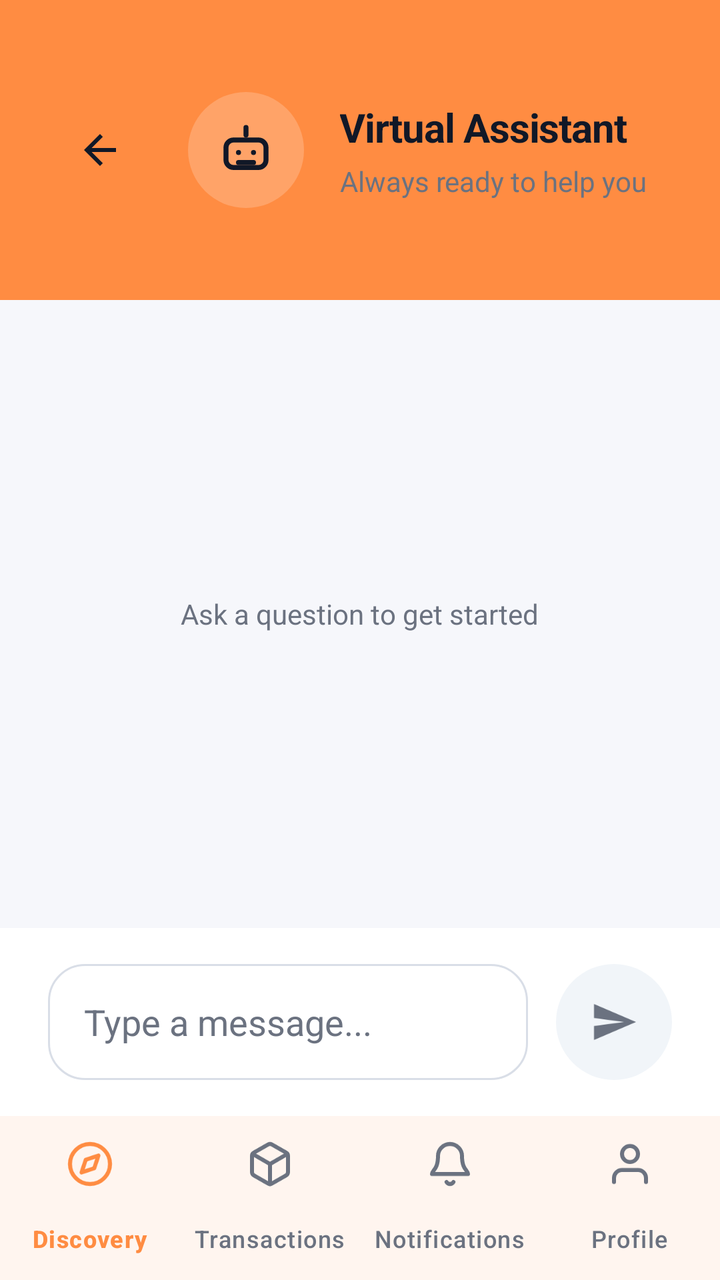
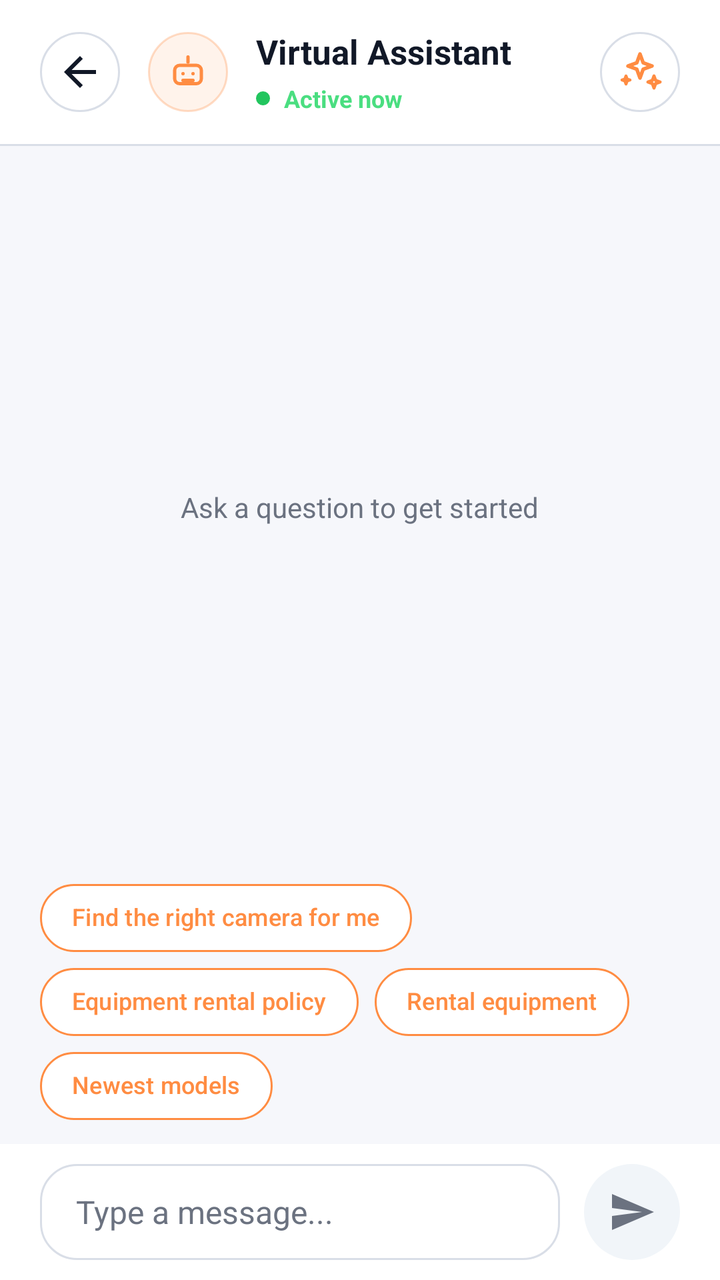

Screens rendered from an Android XML layout before and after an edit, with the pre-edit source and the edit as a unified diff.
<!-- AndroidManifest.xml: application theme Theme.My_Mobile_App -->
<!-- res/layout/activity_chatbot.xml -->
<?xml version="1.0" encoding="utf-8"?>
<LinearLayout xmlns:android="http://schemas.android.com/apk/res/android"
    xmlns:app="http://schemas.android.com/apk/res-auto"
    android:layout_width="match_parent"
    android:layout_height="match_parent"
    android:background="@color/bg_dark_secondary"
    android:orientation="vertical">

    <LinearLayout
        android:layout_width="match_parent"
        android:layout_height="150dp"
        android:background="@color/orange"
        android:gravity="center_vertical"
        android:orientation="horizontal"
        android:paddingHorizontal="24dp">

        <ImageButton
            android:id="@+id/btn_back"
            android:layout_width="52dp"
            android:layout_height="52dp"
            android:background="?attr/selectableItemBackgroundBorderless"
            android:contentDescription="@string/action_back"
            android:padding="10dp"
            android:src="@drawable/ic_arrow_back"
            app:tint="@color/text_primary" />

        <FrameLayout
            android:layout_width="58dp"
            android:layout_height="58dp"
            android:layout_marginStart="18dp"
            android:background="@drawable/bg_orange_circle_soft">

            <ImageView
                android:layout_width="30dp"
                android:layout_height="30dp"
                android:layout_gravity="center"
                android:src="@drawable/ic_robot"
                app:tint="@color/text_primary" />
        </FrameLayout>

        <LinearLayout
            android:layout_width="0dp"
            android:layout_height="wrap_content"
            android:layout_marginStart="18dp"
            android:layout_weight="1"
            android:orientation="vertical">

            <TextView
                style="@style/Text.Heading"
                android:layout_width="match_parent"
                android:layout_height="wrap_content"
                android:text="@string/chatbot_title" />

            <TextView
                style="@style/Text.Muted"
                android:layout_width="match_parent"
                android:layout_height="wrap_content"
                android:layout_marginTop="4dp"
                android:text="@string/chatbot_subtitle" />
        </LinearLayout>
    </LinearLayout>

    <FrameLayout
        android:layout_width="match_parent"
        android:layout_height="0dp"
        android:layout_weight="1">

        <androidx.recyclerview.widget.RecyclerView
            android:id="@+id/rv_messages"
            android:layout_width="match_parent"
            android:layout_height="match_parent"
            android:clipToPadding="false"
            android:paddingTop="20dp"
            android:paddingBottom="24dp" />

        <TextView
            android:id="@+id/txt_empty"
            style="@style/Text.Muted"
            android:layout_width="wrap_content"
            android:layout_height="wrap_content"
            android:layout_gravity="center"
            android:text="@string/chatbot_empty" />
    </FrameLayout>

    <LinearLayout
        android:layout_width="match_parent"
        android:layout_height="94dp"
        android:background="@color/surface_dark"
        android:gravity="center_vertical"
        android:orientation="horizontal"
        android:paddingHorizontal="24dp">

        <EditText
            android:id="@+id/input_message"
            android:layout_width="0dp"
            android:layout_height="58dp"
            android:layout_weight="1"
            android:background="@drawable/bg_chat_input"
            android:hint="@string/chatbot_input_hint"
            android:imeOptions="actionSend"
            android:inputType="textMultiLine|textCapSentences"
            android:maxLines="4"
            android:paddingHorizontal="18dp"
            android:textColor="@color/text_primary"
            android:textColorHint="@color/nav_inactive"
            android:textSize="18sp" />

        <ImageButton
            android:id="@+id/btn_send"
            android:layout_width="58dp"
            android:layout_height="58dp"
            android:layout_marginStart="14dp"
            android:background="@drawable/bg_send_circle"
            android:contentDescription="@string/chatbot_send"
            android:padding="15dp"
            android:src="@drawable/ic_send"
            app:tint="@color/nav_inactive" />
    </LinearLayout>

    <com.google.android.material.bottomnavigation.BottomNavigationView
        android:id="@+id/bottomNav"
        android:layout_width="match_parent"
        android:layout_height="@dimen/bottom_nav_height"
        android:background="@color/bg_dark_primary"
        app:itemIconTint="@color/bottom_nav_item"
        app:itemRippleColor="@android:color/transparent"
        app:itemTextColor="@color/bottom_nav_item"
        app:labelVisibilityMode="labeled"
        app:menu="@menu/bottom_nav_menu" />
</LinearLayout>
<!-- resources referenced by this layout -->
<resources>
  <color name="bg_dark_primary">#FFFFFFFF</color>
  <color name="bg_dark_secondary">#FFF6F7FB</color>
  <color name="nav_inactive">#FF6B7280</color>
  <color name="orange">#FFFF8C42</color>
  <color name="surface_dark">#FFFFFFFF</color>
  <color name="text_primary">#FF111827</color>
  <dimen name="bottom_nav_height">82dp</dimen>
  <!-- drawable bg_orange_circle_soft (drawable) -->
  <?xml version="1.0" encoding="utf-8"?>
  <shape xmlns:android="http://schemas.android.com/apk/res/android"
      android:shape="oval">
      <solid android:color="#33FFFFFF" />
  </shape>
  <string name="action_back">Back</string>
  <string name="chatbot_empty">Ask a question to get started</string>
  <string name="chatbot_input_hint">Type a message...</string>
  <string name="chatbot_send">Send</string>
  <string name="chatbot_subtitle">Always ready to help you</string>
  <string name="chatbot_title">Virtual Assistant</string>
  <style name="Text.Heading" parent="">
          <item name="android:textSize">@dimen/text_heading</item>
          <item name="android:textColor">@color/text_primary</item>
          <item name="android:textStyle">bold</item>
          <item name="android:letterSpacing">-0.02</item>
      </style>
  <style name="Text.Muted" parent="">
          <item name="android:textSize">@dimen/text_body</item>
          <item name="android:textColor">@color/text_muted</item>
      </style>
  <style name="Theme.My_Mobile_App" parent="Base.Theme.My_Mobile_App" />
  <color name="border_dark">#FFD9DEE7</color>
  <color name="surface_icon">#FFF1F5F9</color>
  <color name="black">#FF000000</color>
  <dimen name="text_heading">20sp</dimen>
  <dimen name="text_body">14sp</dimen>
  <color name="text_muted">#FF6B7280</color>
  <color name="orange_dark">#FFE0732E</color>
  <color name="ms_surface">#FFFFFFFF</color>
  <color name="ms_bg">#FFF6F7FB</color>
  <!-- unchanged entries left out for length: 6 -->
</resources>

<!-- the commit's change to res/layout/activity_chatbot.xml (unified diff, before → after) -->
@@ -8,57 +8,89 @@
 
     <LinearLayout
         android:layout_width="match_parent"
-        android:layout_height="150dp"
-        android:background="@color/orange"
+        android:layout_height="72dp"
+        android:background="@color/bg_dark_primary"
         android:gravity="center_vertical"
         android:orientation="horizontal"
-        android:paddingHorizontal="24dp">
+        android:paddingHorizontal="20dp">
 
         <ImageButton
             android:id="@+id/btn_back"
-            android:layout_width="52dp"
-            android:layout_height="52dp"
-            android:background="?attr/selectableItemBackgroundBorderless"
+            android:layout_width="40dp"
+            android:layout_height="40dp"
+            android:background="@drawable/bg_chat_header_button"
             android:contentDescription="@string/action_back"
-            android:padding="10dp"
+            android:padding="11dp"
             android:src="@drawable/ic_arrow_back"
             app:tint="@color/text_primary" />
 
         <FrameLayout
-            android:layout_width="58dp"
-            android:layout_height="58dp"
-            android:layout_marginStart="18dp"
-            android:background="@drawable/bg_orange_circle_soft">
+            android:layout_width="40dp"
+            android:layout_height="40dp"
+            android:layout_marginStart="14dp"
+            android:background="@drawable/bg_chatbot_icon_circle">
 
             <ImageView
-                android:layout_width="30dp"
-                android:layout_height="30dp"
+                android:layout_width="20dp"
+                android:layout_height="20dp"
                 android:layout_gravity="center"
                 android:src="@drawable/ic_robot"
-                app:tint="@color/text_primary" />
+                app:tint="@color/orange" />
         </FrameLayout>
 
         <LinearLayout
             android:layout_width="0dp"
             android:layout_height="wrap_content"
-            android:layout_marginStart="18dp"
+            android:layout_marginStart="14dp"
             android:layout_weight="1"
             android:orientation="vertical">
 
             <TextView
-                style="@style/Text.Heading"
                 android:layout_width="match_parent"
                 android:layout_height="wrap_content"
-                android:text="@string/chatbot_title" />
-
-            <TextView
-                style="@style/Text.Muted"
+                android:text="@string/chatbot_title"
+                android:textColor="@color/text_primary"
+                android:textSize="17sp"
+                android:textStyle="bold" />
+
+            <LinearLayout
                 android:layout_width="match_parent"
                 android:layout_height="wrap_content"
                 android:layout_marginTop="4dp"
-                android:text="@string/chatbot_subtitle" />
+                android:gravity="center_vertical"
+                android:orientation="horizontal">
+
+                <View
+                    android:layout_width="7dp"
+                    android:layout_height="7dp"
+                    android:background="@drawable/bg_online_dot" />
+
+                <TextView
+                    android:layout_width="wrap_content"
+                    android:layout_height="wrap_content"
+                    android:layout_marginStart="7dp"
+                    android:text="@string/chatbot_status_active"
+                    android:textColor="@color/green_400"
+                    android:textSize="12sp"
+                    android:textStyle="bold" />
+            </LinearLayout>
         </LinearLayout>
+
+        <ImageButton
+            android:id="@+id/btn_chatbot_sparkle"
+            android:layout_width="40dp"
+            android:layout_height="40dp"
+            android:background="@drawable/bg_chat_header_button"
+            android:contentDescription="@string/chatbot_title"
+            android:padding="10dp"
+            android:src="@drawable/ic_sparkles"
+            app:tint="@color/orange" />
     </LinearLayout>
+
+    <View
+        android:layout_width="match_parent"
+        android:layout_height="1dp"
+        android:background="@color/border_dark" />
 
     <FrameLayout
         android:layout_width="match_parent"
@@ -70,8 +102,8 @@
             android:layout_width="match_parent"
             android:layout_height="match_parent"
             android:clipToPadding="false"
-            android:paddingTop="20dp"
-            android:paddingBottom="24dp" />
+            android:paddingTop="8dp"
+            android:paddingBottom="12dp" />
 
         <TextView
             android:id="@+id/txt_empty"
@@ -82,18 +114,99 @@
             android:text="@string/chatbot_empty" />
     </FrameLayout>
 
+    <com.google.android.material.chip.ChipGroup
+        android:id="@+id/chip_suggestions"
+        android:layout_width="match_parent"
+        android:layout_height="wrap_content"
+        android:background="@color/bg_dark_secondary"
+        android:paddingHorizontal="20dp"
+        android:paddingTop="8dp"
+        android:paddingBottom="12dp"
+        app:chipSpacingHorizontal="8dp"
+        app:chipSpacingVertical="8dp"
+        app:singleLine="false">
+
+        <com.google.android.material.chip.Chip
+            android:id="@+id/chip_1"
+            android:layout_width="wrap_content"
+            android:layout_height="34dp"
+            android:text="@string/chatbot_suggest_find_camera"
+            android:textColor="@color/orange"
+            android:textSize="12sp"
+            android:textStyle="bold"
+            app:checkedIconVisible="false"
+            app:chipBackgroundColor="@android:color/transparent"
+            app:chipCornerRadius="20dp"
+            app:chipStrokeColor="@color/orange"
+            app:chipStrokeWidth="1dp"
+            app:closeIconVisible="false"
+            app:ensureMinTouchTargetSize="false"
+            app:rippleColor="@color/orange_20" />
+
+        <com.google.android.material.chip.Chip
+            android:id="@+id/chip_2"
+            android:layout_width="wrap_content"
+            android:layout_height="34dp"
+            android:text="@string/chatbot_suggest_rental_policy"
+            android:textColor="@color/orange"
+            android:textSize="12sp"
+            android:textStyle="bold"
+            app:checkedIconVisible="false"
+            app:chipBackgroundColor="@android:color/transparent"
+            app:chipCornerRadius="20dp"
+            app:chipStrokeColor="@color/orange"
+            app:chipStrokeWidth="1dp"
+            app:closeIconVisible="false"
+            app:ensureMinTouchTargetSize="false"
+            app:rippleColor="@color/orange_20" />
+
+        <com.google.android.material.chip.Chip
+            android:id="@+id/chip_3"
+            android:layout_width="wrap_content"
+            android:layout_height="34dp"
+            android:text="@string/chatbot_suggest_rental_items"
+            android:textColor="@color/orange"
+            android:textSize="12sp"
+            android:textStyle="bold"
+            app:checkedIconVisible="false"
+            app:chipBackgroundColor="@android:color/transparent"
+            app:chipCornerRadius="20dp"
+            app:chipStrokeColor="@color/orange"
+            app:chipStrokeWidth="1dp"
+            app:closeIconVisible="false"
+            app:ensureMinTouchTargetSize="false"
+            app:rippleColor="@color/orange_20" />
+
+        <com.google.android.material.chip.Chip
+            android:id="@+id/chip_4"
+            android:layout_width="wrap_content"
+            android:layout_height="34dp"
+            android:text="@string/chatbot_suggest_newest"
+            android:textColor="@color/orange"
+            android:textSize="12sp"
+            android:textStyle="bold"
+            app:checkedIconVisible="false"
+            app:chipBackgroundColor="@android:color/transparent"
+            app:chipCornerRadius="20dp"
+            app:chipStrokeColor="@color/orange"
+            app:chipStrokeWidth="1dp"
+            app:closeIconVisible="false"
+            app:ensureMinTouchTargetSize="false"
+            app:rippleColor="@color/orange_20" />
+    </com.google.android.material.chip.ChipGroup>
+
     <LinearLayout
         android:layout_width="match_parent"
-        android:layout_height="94dp"
-        android:background="@color/surface_dark"
+        android:layout_height="68dp"
+        android:background="@color/bg_dark_primary"
         android:gravity="center_vertical"
         android:orientation="horizontal"
-        android:paddingHorizontal="24dp">
+        android:paddingHorizontal="20dp">
 
         <EditText
             android:id="@+id/input_message"
             android:layout_width="0dp"
-            android:layout_height="58dp"
+            android:layout_height="48dp"
             android:layout_weight="1"
             android:background="@drawable/bg_chat_input"
             android:hint="@string/chatbot_input_hint"
@@ -103,28 +216,17 @@
             android:paddingHorizontal="18dp"
             android:textColor="@color/text_primary"
             android:textColorHint="@color/nav_inactive"
-            android:textSize="18sp" />
+            android:textSize="16sp" />
 
         <ImageButton
             android:id="@+id/btn_send"
-            android:layout_width="58dp"
-            android:layout_height="58dp"
-            android:layout_marginStart="14dp"
+            android:layout_width="48dp"
+            android:layout_height="48dp"
+            android:layout_marginStart="12dp"
             android:background="@drawable/bg_send_circle"
             android:contentDescription="@string/chatbot_send"
-            android:padding="15dp"
+            android:padding="13dp"
             android:src="@drawable/ic_send"
             app:tint="@color/nav_inactive" />
     </LinearLayout>
-
-    <com.google.android.material.bottomnavigation.BottomNavigationView
-        android:id="@+id/bottomNav"
-        android:layout_width="match_parent"
-        android:layout_height="@dimen/bottom_nav_height"
-        android:background="@color/bg_dark_primary"
-        app:itemIconTint="@color/bottom_nav_item"
-        app:itemRippleColor="@android:color/transparent"
-        app:itemTextColor="@color/bottom_nav_item"
-        app:labelVisibilityMode="labeled"
-        app:menu="@menu/bottom_nav_menu" />
 </LinearLayout>
<!-- resource entries referenced after the edit -->
@@ -4,36 +4,83 @@
   <color name="bg_dark_secondary">#FFF6F7FB</color>
   <color name="nav_inactive">#FF6B7280</color>
   <color name="orange">#FFFF8C42</color>
-  <color name="surface_dark">#FFFFFFFF</color>
+  <color name="orange_20">#33FF8C42</color>
   <color name="text_primary">#FF111827</color>
-  <dimen name="bottom_nav_height">82dp</dimen>
-  <!-- drawable bg_orange_circle_soft (drawable) -->
+  <!-- drawable bg_chat_header_button (drawable) -->
   <?xml version="1.0" encoding="utf-8"?>
   <shape xmlns:android="http://schemas.android.com/apk/res/android"
       android:shape="oval">
-      <solid android:color="#33FFFFFF" />
+      <solid android:color="@color/bg_dark_primary" />
+      <stroke
+          android:width="1dp"
+          android:color="@color/border_dark" />
   </shape>
+  <!-- drawable bg_chatbot_icon_circle (drawable) -->
+  <?xml version="1.0" encoding="utf-8"?>
+  <shape xmlns:android="http://schemas.android.com/apk/res/android"
+      android:shape="oval">
+      <solid android:color="@color/orange_10" />
+      <stroke
+          android:width="1dp"
+          android:color="@color/orange_30" />
+  </shape>
+  <!-- drawable bg_online_dot (drawable) -->
+  <?xml version="1.0" encoding="utf-8"?>
+  <shape xmlns:android="http://schemas.android.com/apk/res/android"
+      android:shape="oval">
+      <solid android:color="@color/green_500" />
+  </shape>
+  <!-- drawable ic_sparkles (drawable) -->
+  <?xml version="1.0" encoding="utf-8"?>
+  <vector xmlns:android="http://schemas.android.com/apk/res/android"
+      android:width="24dp"
+      android:height="24dp"
+      android:viewportWidth="24"
+      android:viewportHeight="24">
+      <path
+          android:fillColor="@android:color/transparent"
+          android:pathData="M12,3l1.6,4.4L18,9l-4.4,1.6L12,15l-1.6,-4.4L6,9l4.4,-1.6L12,3z"
+          android:strokeColor="@color/orange"
+          android:strokeLineCap="round"
+          android:strokeLineJoin="round"
+          android:strokeWidth="1.8" />
+      <path
+          android:fillColor="@android:color/transparent"
+          android:pathData="M19,14l0.8,2.2L22,17l-2.2,0.8L19,20l-0.8,-2.2L16,17l2.2,-0.8L19,14z"
+          android:strokeColor="@color/orange"
+          android:strokeLineCap="round"
+          android:strokeLineJoin="round"
+          android:strokeWidth="1.6" />
+      <path
+          android:fillColor="@android:color/transparent"
+          android:pathData="M5,14l0.6,1.6L7,16l-1.4,0.4L5,18l-0.6,-1.6L3,16l1.4,-0.4L5,14z"
+          android:strokeColor="@color/orange"
+          android:strokeLineCap="round"
+          android:strokeLineJoin="round"
+          android:strokeWidth="1.5" />
+  </vector>
   <string name="action_back">Back</string>
   <string name="chatbot_empty">Ask a question to get started</string>
   <string name="chatbot_input_hint">Type a message...</string>
   <string name="chatbot_send">Send</string>
-  <string name="chatbot_subtitle">Always ready to help you</string>
+  <string name="chatbot_status_active">Active now</string>
+  <string name="chatbot_suggest_find_camera">Find the right camera for me</string>
+  <string name="chatbot_suggest_newest">Newest models</string>
+  <string name="chatbot_suggest_rental_items">Rental equipment</string>
+  <string name="chatbot_suggest_rental_policy">Equipment rental policy</string>
   <string name="chatbot_title">Virtual Assistant</string>
-  <style name="Text.Heading" parent="">
-          <item name="android:textSize">@dimen/text_heading</item>
-          <item name="android:textColor">@color/text_primary</item>
-          <item name="android:textStyle">bold</item>
-          <item name="android:letterSpacing">-0.02</item>
-      </style>
   <style name="Text.Muted" parent="">
           <item name="android:textSize">@dimen/text_body</item>
           <item name="android:textColor">@color/text_muted</item>
       </style>
   <style name="Theme.My_Mobile_App" parent="Base.Theme.My_Mobile_App" />
+  <color name="orange_10">#1AFF8C42</color>
+  <color name="orange_30">#4DFF8C42</color>
+  <color name="green_500">#FF22C55E</color>
   <color name="border_dark">#FFD9DEE7</color>
+  <color name="green_400">#FF4ADE80</color>
   <color name="surface_icon">#FFF1F5F9</color>
   <color name="black">#FF000000</color>
-  <dimen name="text_heading">20sp</dimen>
   <dimen name="text_body">14sp</dimen>
   <color name="text_muted">#FF6B7280</color>
   <color name="orange_dark">#FFE0732E</color>
